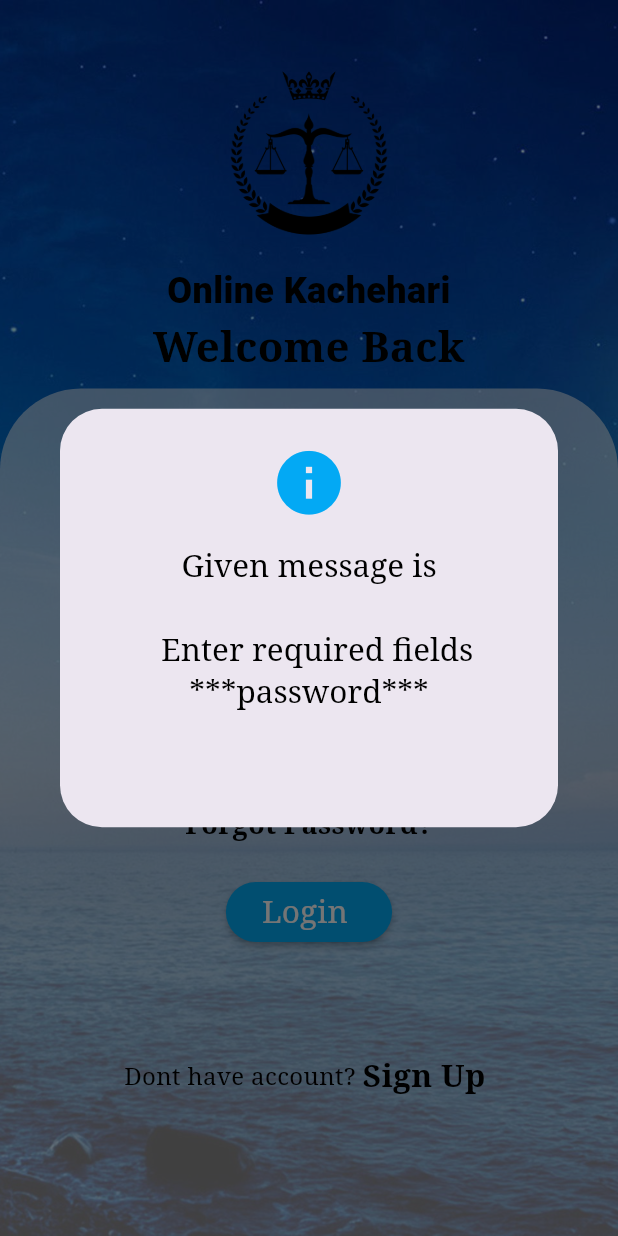
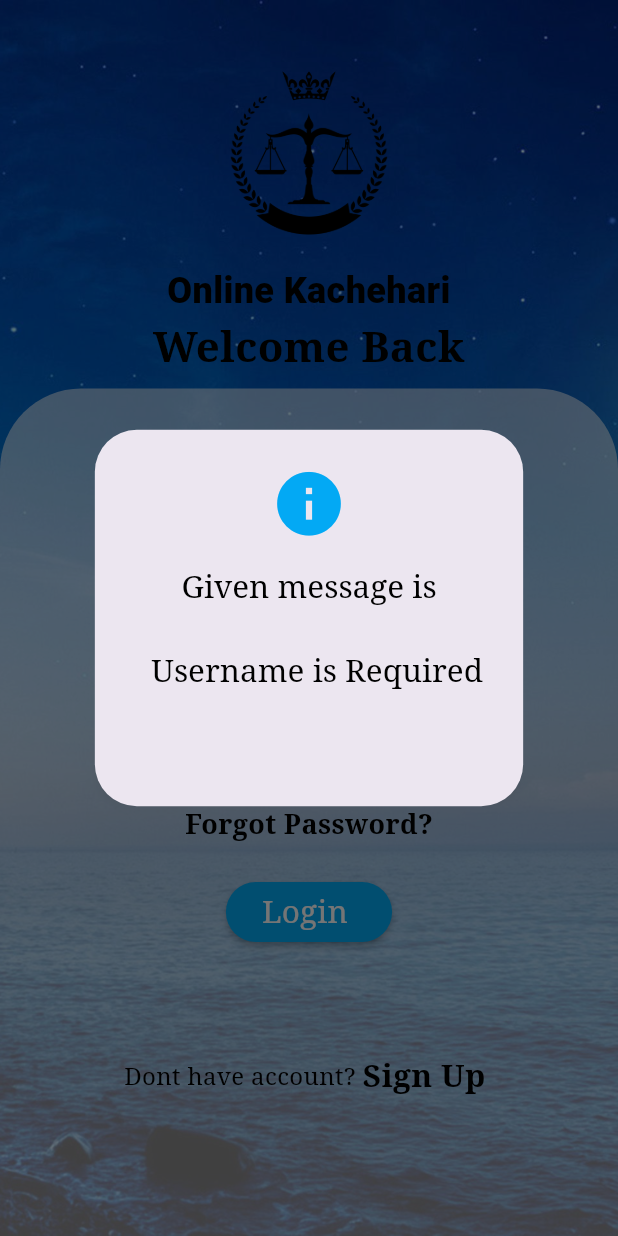
Before and after one commit to pradumkumar01/online_kachahari, a Flutter app: the screen it shows after launch, after a tap on "Login", on a phone screen of 412 x 824 dp. Run offline on Flutter 3.47's test engine with Material 3 defaults, Android fonts, the phone set to English and light mode, and no system bars; our stand-ins replace curved_navigation_bar, dio, fluttertoast, font_awesome_flutter, image_picker; Roboto replaces fonts that are missing (cursive).

Commit message:
Upated code with Login User

```diff
--- a/lib/screens/Login_Screen.dart
+++ b/lib/screens/Login_Screen.dart
@@ -13,10 +13,21 @@ class Login_Screen extends StatefulWidget {
 }
 
 class _Login_ScreenState extends State<Login_Screen> {
-  final _TextFeildController_for_email = TextEditingController();
+
+  final _TextFeildController_for_username = TextEditingController();
   final _TextFeildController_for_password = TextEditingController();
-  var _result_Login = '';
-  bool _showPassword = false;
+  late String _result_Login;
+  late bool _showPassword;
+
+  @override
+  void initState() {
+    super.initState();
+    _TextFeildController_for_username.text = "";
+    _TextFeildController_for_password.text = "";
+    _showPassword = false;
+    _result_Login = "";
+  }
+
   @override
   Widget build(BuildContext context) {
     return Scaffold(
@@ -114,7 +125,7 @@ class _Login_ScreenState extends State<Login_Screen> {
                           child: Container(
                             width: 270,
                             child: TextField(
-                              controller: _TextFeildController_for_email,
+                              controller: _TextFeildController_for_username,
                               decoration: InputDecoration(
                                 prefixIcon: const Icon(Icons.email),
                                 filled: true,
@@ -289,42 +300,28 @@ class _Login_ScreenState extends State<Login_Screen> {
   }
 
   void login_result() {
-    String email = _TextFeildController_for_email.text;
+
+    String username = _TextFeildController_for_username.text;
     String password = _TextFeildController_for_password.text;
 
-    // logic for verify
-    if (password == '123456') {
-      if (email == 'admin@gmail.com') {
-        setState(() {
-          Navigator.of(context).push(MaterialPageRoute(builder: (context) {
-            return HomePage();
-          }));
-        });
-      }
-    }
-    if (password != '123456' &&
-        password != '' &&
-        email != 'admin@gmail.com' &&
-        email != '') {
-      setState(() {
-        _result_Login = 'Logging Failed , Please enter password correctly';
-        showAlert(context, _result_Login);
-      });
+    //validation for username
+    if(username.trim() == ""){
+      showAlert(context,"Username is Required");
+      return;
     }
 
-// logic for null
-    // another logic
+    //validation for password
+    if(password.trim() == ""){
+      showAlert(context,"Password is Required");
+      return;
+    }
 
-    if (password == '') {
-      setState(() {
-        _result_Login = 'Enter required fields ***password***';
-        showAlert(context, _result_Login);
-      });
-    } else if (email == '') {
-      setState(() {
-        _result_Login = 'Enter required fields ***E-mail***';
-        showAlert(context, _result_Login);
-      });
-    }
+    if(username.trim()!="" && password.trim()!=""){
+
+
+      return;
+     }
+
+
   }
 }
```
Also changed, not shown: lib/screens/SignUpScreen.dart (+49 -43 lines), 1 other file.
